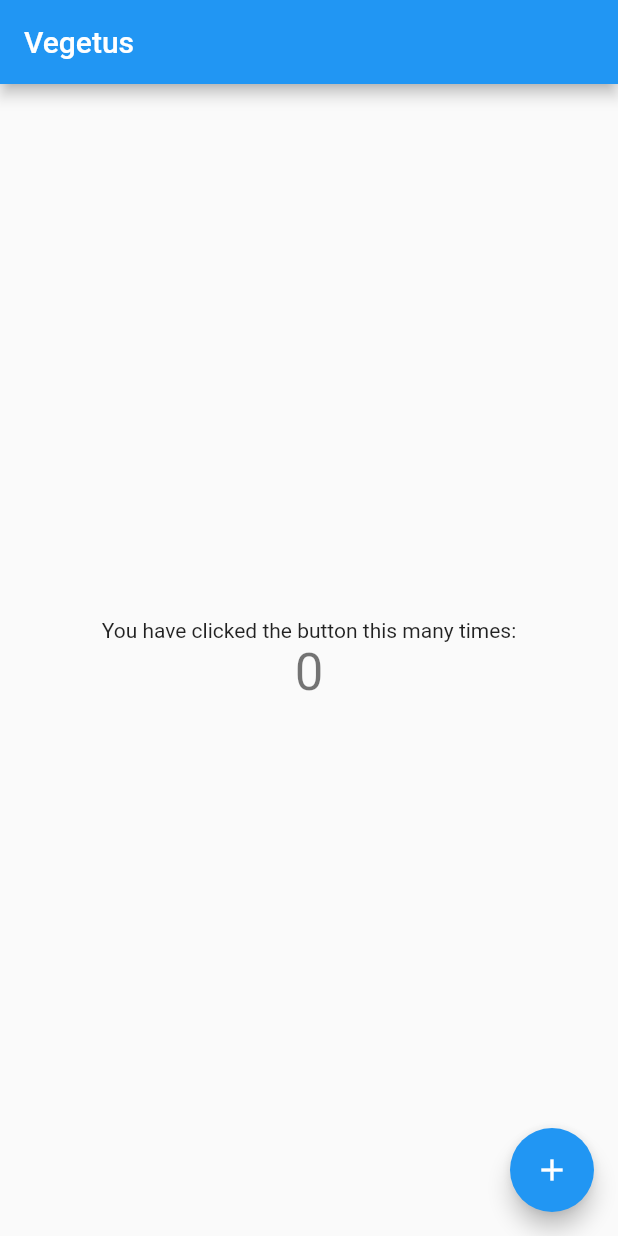
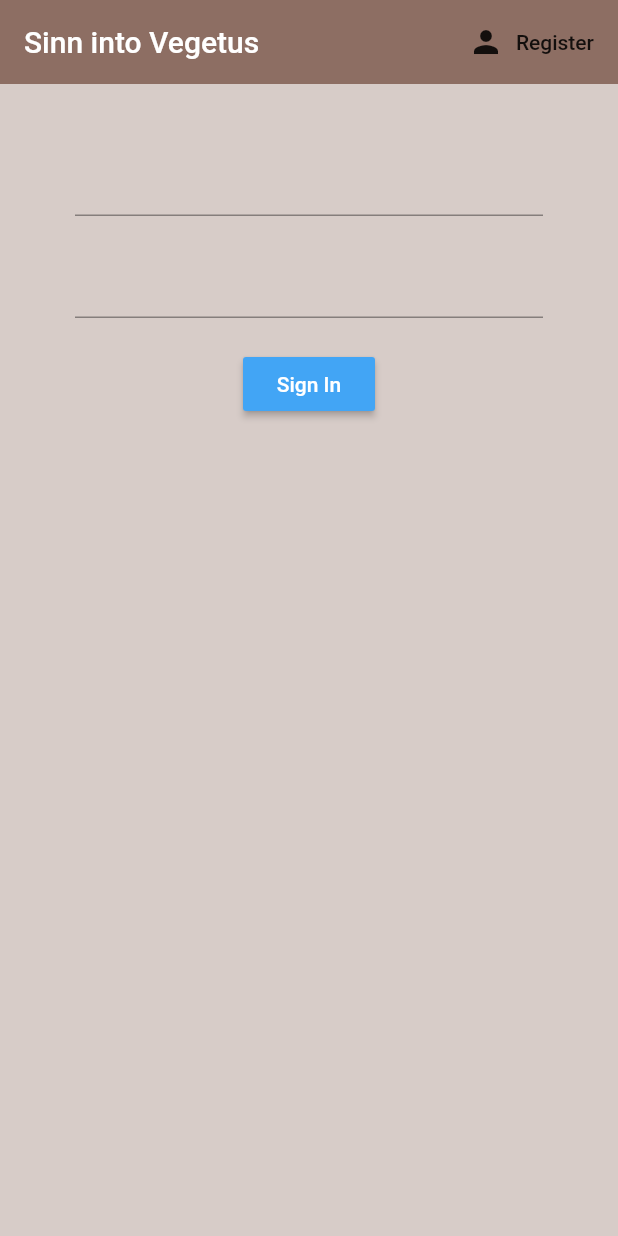
Before and after one commit to theepag/Vegetus, a Flutter app: the screen it shows after launch, on a phone screen of 412 x 824 dp. Run offline on Flutter 3.47's test engine with Material 2 defaults, Android fonts, the phone set to English and light mode, and no system bars; our stand-ins replace firebase_auth; accounts and stored records are empty.

Commit message:
Added Authentication basic
Sign in and signup is working with basic UI

```diff
--- a/lib/main.dart
+++ b/lib/main.dart
@@ -1,4 +1,8 @@
 import 'package:flutter/material.dart';
+import 'package:provider/provider.dart';
+import 'package:vegetus/services/auth.dart';
+import 'screens/wrapper.dart';
+import 'models/user.dart';
 
 void main() {
   runApp(MyApp());
@@ -8,110 +12,7 @@ class MyApp extends StatelessWidget {
   // This widget is the root of your application.
   @override
   Widget build(BuildContext context) {
-    return MaterialApp(
-      title: 'Flutter Demo',
-      theme: ThemeData(
-        // This is the theme of your application.
-        //
-        // Try running your application with "flutter run". You'll see the
-        // application has a blue toolbar. Then, without quitting the app, try
-        // changing the primarySwatch below to Colors.green and then invoke
-        // "hot reload" (press "r" in the console where you ran "flutter run",
-        // or simply save your changes to "hot reload" in a Flutter IDE).
-        // Notice that the counter didn't reset back to zero; the application
-        // is not restarted.
-        primarySwatch: Colors.blue,
-        // This makes the visual density adapt to the platform that you run
-        // the app on. For desktop platforms, the controls will be smaller and
-        // closer together (more dense) than on mobile platforms.
-        visualDensity: VisualDensity.adaptivePlatformDensity,
-      ),
-      home: MyHomePage(title: 'Vegetus'),
-    );
+    return StreamProvider<User>.value(
+        value: AuthServices().user, child: MaterialApp(home: Wrapper()));
   }
 }
-
-class MyHomePage extends StatefulWidget {
-  MyHomePage({Key key, this.title}) : super(key: key);
-
-  // This widget is the home page of your application. It is stateful, meaning
-  // that it has a State object (defined below) that contains fields that affect
-  // how it looks.
-
-  // This class is the configuration for the state. It holds the values (in this
-  // case the title) provided by the parent (in this case the App widget) and
-  // used by the build method of the State. Fields in a Widget subclass are
-  // always marked "final".
-
-  final String title;
-
-  @override
-  _MyHomePageState createState() => _MyHomePageState();
-}
-
-class _MyHomePageState extends State<MyHomePage> {
-  int _counter = 0;
-
-  void _incrementCounter() {
-    setState(() {
-      // This call to setState tells the Flutter framework that something has
-      // changed in this State, which causes it to rerun the build method below
-      // so that the display can reflect the updated values. If we changed
-      // _counter without calling setState(), then the build method would not be
-      // called again, and so nothing would appear to happen.
-      _counter++;
-    });
-  }
-
-  @override
-  Widget build(BuildContext context) {
-    // This method is rerun every time setState is called, for instance as done
-    // by the _incrementCounter method above.
-    //
-    // The Flutter framework has been optimized to make rerunning build methods
-    // fast, so that you can just rebuild anything that needs updating rather
-    // than having to individually change instances of widgets.
-    return Scaffold(
-      appBar: AppBar(
-        // Here we take the value from the MyHomePage object that was created by
-        // the App.build method, and use it to set our appbar title.
-        title: Text(widget.title),
-      ),
-      body: Center(
-        // Center is a layout widget. It takes a single child and positions it
-        // in the middle of the parent.
-        child: Column(
-          // Column is also a layout widget. It takes a list of children and
-          // arranges them vertically. By default, it sizes itself to fit its
-          // children horizontally, and tries to be as tall as its parent.
-          //
-          // Invoke "debug painting" (press "p" in the console, choose the
-          // "Toggle Debug Paint" action from the Flutter Inspector in Android
-          // Studio, or the "Toggle Debug Paint" command in Visual Studio Code)
-          // to see the wireframe for each widget.
-          //
-          // Column has various properties to control how it sizes itself and
-          // how it positions its children. Here we use mainAxisAlignment to
-          // center the children vertically; the main axis here is the vertical
-          // axis because Columns are vertical (the cross axis would be
-          // horizontal).
-          mainAxisAlignment: MainAxisAlignment.center,
-          children: <Widget>[
-            Text(
-              'You have clicked the button this many times:',
-            ),
-            Text(
-              '$_counter',
-              style: Theme.of(context).textTheme.headline4,
-            ),
-          ],
-        ),
-      ),
-      floatingActionButton: FloatingActionButton(
-        onPressed: _incrementCounter,
-        tooltip: 'Increment',
-        child: Icon(Icons.add),
-      ), // This trailing comma mak-es auto-formatting nicer for build methods.
-    );
-  }
-}
--- /dev/null
+++ b/lib/models/user.dart
@@ -0,0 +1,4 @@
+class User {
+  final String uid;
+  User({this.uid});
+}
--- /dev/null
+++ b/lib/screens/authenticate/authenticate.dart
@@ -0,0 +1,26 @@
+import 'package:flutter/material.dart';
+import 'package:vegetus/screens/authenticate/register.dart';
+import 'package:vegetus/screens/authenticate/sign_in.dart';
+
+class Authenticate extends StatefulWidget {
+  @override
+  _AuthenticateState createState() => _AuthenticateState();
+}
+
+class _AuthenticateState extends State<Authenticate> {
+  bool showSignIn = true;
+  void toggleView() {
+    setState(() {
+      showSignIn = !showSignIn;
+    });
+  }
+
+  @override
+  Widget build(BuildContext context) {
+    if (showSignIn) {
+      return SignIn(toggleView: toggleView);
+    } else {
+      return Register(toggleView: toggleView);
+    }
+  }
+}
--- /dev/null
+++ b/lib/screens/authenticate/sign_in.dart
@@ -0,0 +1,92 @@
+import 'package:flutter/material.dart';
+import 'package:vegetus/services/auth.dart';
+
+class SignIn extends StatefulWidget {
+  final Function toggleView;
+  SignIn({this.toggleView});
+
+  @override
+  _SignInState createState() => _SignInState();
+}
+
+class _SignInState extends State<SignIn> {
+  final AuthServices _auth = AuthServices();
+  final _formKey = GlobalKey<FormState>();
+
+  // text field state
+  String email = "";
+  String password = "";
+  String error = "";
+
+  @override
+  Widget build(BuildContext context) {
+    return Scaffold(
+      backgroundColor: Colors.brown[100],
+      appBar: AppBar(
+        backgroundColor: Colors.brown[400],
+        elevation: 0.0,
+        title: Text('Sinn into Vegetus'),
+        actions: <Widget>[
+          FlatButton.icon(
+              onPressed: () {
+                widget.toggleView();
+              },
+              icon: Icon(Icons.person),
+              label: Text("Register"))
+        ],
+      ),
+      body: Container(
+          padding: EdgeInsets.symmetric(vertical: 20.0, horizontal: 50.0),
+          child: Form(
+            key: _formKey,
+            child: Column(
+              children: <Widget>[
+                SizedBox(height: 20.0),
+                TextFormField(
+                  validator: (val) => val.isEmpty ? 'Enter an email' : null,
+                  onChanged: (val) {
+                    setState(() {
+                      email = val;
+                    });
+                  },
+                ),
+                SizedBox(height: 20.0),
+                TextFormField(
+                  validator: (val) =>
+                      val.length < 6 ? 'Enter a password 6+ char long' : null,
+                  obscureText: true,
+                  onChanged: (val) {
+                    setState(() {
+                      password = val;
+                    });
+                  },
+                ),
+                SizedBox(height: 20.0),
+                RaisedButton(
+                    color: Colors.blue[400],
+                    child: Text(
+                      'Sign In',
+                      style: TextStyle(color: Colors.white),
+                    ),
+                    onPressed: () async {
+                      if (_formKey.currentState.validate()) {
+                        dynamic result = await _auth.signInWithEmailAndPassword(
+                            email, password);
+                        if (result == null) {
+                          setState(() {
+                            error = 'Could not sign in with those credentials';
+                          });
+                        }
+                      }
+                    }),
+                SizedBox(height: 12.0),
+                Text(
+                  error,
+                  style: TextStyle(color: Colors.red, fontSize: 14.0),
+                )
+              ],
+            ),
+          )),
+    );
+  }
+}
--- /dev/null
+++ b/lib/screens/wrapper.dart
@@ -0,0 +1,18 @@
+import 'package:flutter/material.dart';
+import 'package:vegetus/screens/authenticate/authenticate.dart';
+import 'package:provider/provider.dart';
+import 'package:vegetus/models/user.dart';
+import 'package:vegetus/screens/home/home.dart';
+
+class Wrapper extends StatelessWidget {
+  @override
+  Widget build(BuildContext context) {
+    //Return either home or login
+    final user = Provider.of<User>(context);
+    if (user == null) {
+      return Authenticate();
+    } else {
+      return Home();
+    }
+  }
+}
```
Also changed, not shown: lib/screens/authenticate/register.dart (added, +94 -0 lines), lib/screens/home/home.dart (added, +26 -0 lines), lib/services/auth.dart (added, +65 -0 lines), pubspec.yaml (+3 -8 lines), pubspec.lock.
